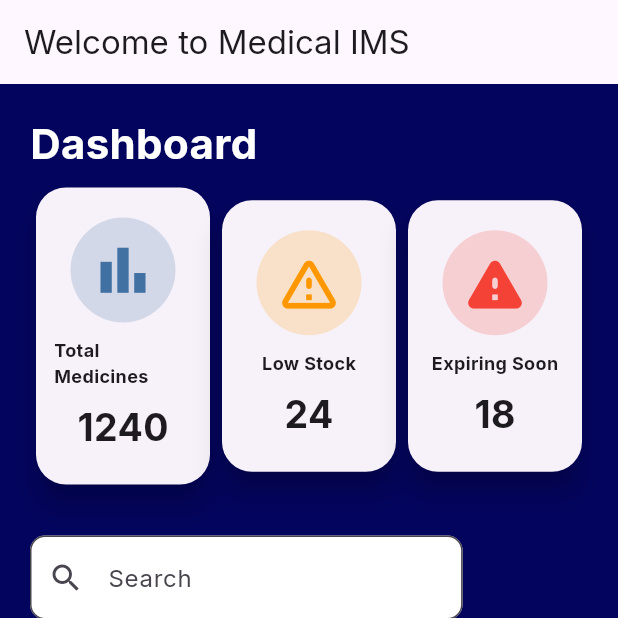
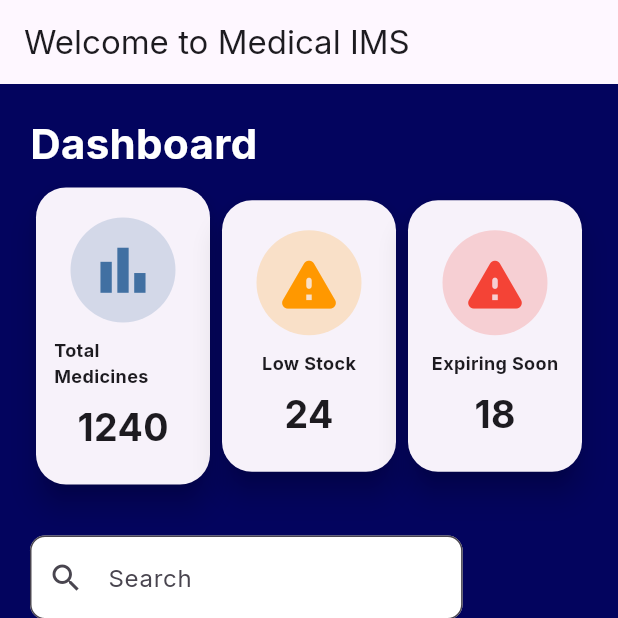
Before and after one commit to argadenil/medical-inventory, a Flutter app: the screen it shows after launch, on a phone screen of 412 x 824 dp, the top half of it. Run offline on Flutter 3.47's test engine with Material 3 defaults, Android fonts, the phone set to English and light mode, and no system bars; our stand-ins replace firebase_core, firebase_database, fl_chart, google_fonts; accounts and stored records are empty.

Commit message:
changes added for icon

```diff
--- a/lib/pages/dashboard.dart
+++ b/lib/pages/dashboard.dart
@@ -18,7 +18,7 @@ class _DashboardState extends State<Dashboard> {
       'color': Color.fromRGBO(65, 112, 162, 1),
     },
     {
-      'icon': Icons.warning_amber_rounded,
+      'icon': Icons.warning_rounded,
       'label': 'Low Stock',
       'value': '24',
       'color': Colors.orange,
```
